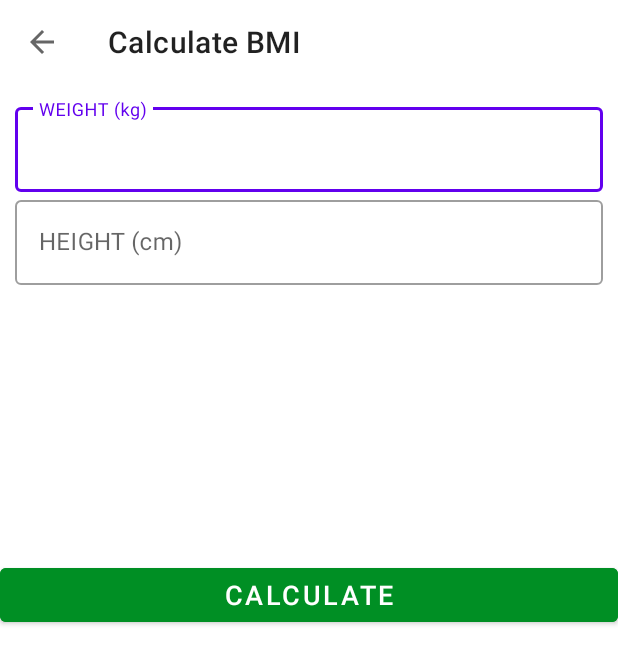
After one commit to a-valitov/SevenMinuteWorkout, an Android app: the BMIActivity screen opened directly, with no data from a screen before it, on a phone screen of 412 x 824 dp. The commit adds this screen. Shown: the top 664 px of the screen. Run offline under Robolectric (Android 15) with nearby library versions, the phone set to English and light mode, and no system bars.

Commit message:
BMI calculations for metric system realized

```diff
--- /dev/null
+++ b/app/src/main/java/com/avalitov/a7minuteworkout/BMIActivity.kt
@@ -0,0 +1,99 @@
+package com.avalitov.a7minuteworkout
+
+import androidx.appcompat.app.AppCompatActivity
+import android.os.Bundle
+import android.view.View
+import android.widget.EditText
+import android.widget.Toast
+import kotlinx.android.synthetic.main.activity_b_m_i.*
+import java.math.BigDecimal
+import java.math.RoundingMode
+
+lateinit var etMetricUnitHeight: EditText
+lateinit var etMetricUnitWeight: EditText
+
+class BMIActivity : AppCompatActivity() {
+    override fun onCreate(savedInstanceState: Bundle?) {
+        super.onCreate(savedInstanceState)
+        setContentView(R.layout.activity_b_m_i)
+
+        etMetricUnitHeight = findViewById(R.id.et_metric_unit_height)
+        etMetricUnitWeight = findViewById(R.id.et_metric_unit_weight)
+
+        setSupportActionBar(toolbar_bmi_activity)
+        val actionBar = supportActionBar
+        if (actionBar != null) {
+            actionBar.setDisplayHomeAsUpEnabled(true)
+            actionBar.title = "Calculate BMI"
+        }
+        toolbar_bmi_activity.setNavigationOnClickListener {
+            onBackPressed()
+        }
+
+        btn_calculate_units.setOnClickListener {
+            if(validateMetricUnits()){
+                val heightValue : Float = etMetricUnitHeight.text.toString().toFloat() / 100    // cm -> m
+                val weightValue : Float = etMetricUnitWeight.text.toString().toFloat()
+
+                val bmi = weightValue / (heightValue * heightValue)
+                displayBMIResult(bmi)
+            } else {
+                Toast.makeText(this@BMIActivity, "Please enter valid values.", Toast.LENGTH_SHORT).show()
+            }
+        }
+
+    }
+
+    private fun validateMetricUnits(): Boolean {
+
+        if(et_metric_unit_height.text.toString().isNullOrEmpty() || et_metric_unit_weight.text.toString().isNullOrEmpty()) {
+            return false
+        }
+
+        if(et_metric_unit_height.text.toString().toInt() == 0) {
+            return false
+        }
+
+        return true
+    }
+
+    private fun displayBMIResult(bmi : Float){
+        val bmiLabel : String
+        val bmiDescription : String
+
+        when{
+            (bmi <= 15f) -> {bmiLabel = "Very severely underweight";
+                bmiDescription="Oops! You really need to take care of yourself! Eat more!"}
+            ((15f < bmi) && (bmi <= 16f)) -> {bmiLabel = "Severely underweight";
+                bmiDescription="Oops! You really need to take care of yourself! Eat more!"}
+            ((16f < bmi) && (bmi <= 18.5f)) -> {bmiLabel = "Underweight";
+                bmiDescription="Oops! You really need to take care of yourself! Eat more!"}
+            ((18.5f < bmi) && (bmi <= 25f)) -> {bmiLabel = "Normal";
+                bmiDescription="Congratulations! You are in a good shape!"}
+            ((25f < bmi) && (bmi <= 30f)) -> {bmiLabel = "Overweight";
+                bmiDescription="Oops! You really need to take care of yourself! Workout!"}
+            ((30f < bmi) && (bmi <= 35f)) -> {bmiLabel = "Obese Class I (Moderately obese)";
+                bmiDescription="Oops! You really need to take care of yourself! Workout!"}
+            ((35f < bmi) && (bmi <= 40f)) -> {bmiLabel = "Obese Class II (Severely obese)";
+                bmiDescription="Oops! You really need to take care of yourself! Workout!"}
+            (bmi > 40f) -> {bmiLabel = "Godzilla";
+                bmiDescription="Dude. No, really, dude."}
+            else -> {bmiLabel = "Something went wrong.";
+                bmiDescription="We couldn't calculate your BMI. Please check the inputs."}
+        }
+
+        tv_your_BMI.visibility = View.VISIBLE
+        tv_BMI_value.visibility = View.VISIBLE
+        tv_BMI_type.visibility = View.VISIBLE
+        tv_BMI_description.visibility = View.VISIBLE
+
+        val bmiValue = BigDecimal(bmi.toDouble()).setScale(2, RoundingMode.HALF_EVEN).toString()
+
+        tv_BMI_value.text = bmiValue
+        tv_BMI_type.text = bmiLabel
+        tv_BMI_description.text = bmiDescription
+
+    }
+
+
+}
--- /dev/null
+++ b/app/src/main/res/layout/activity_b_m_i.xml
@@ -0,0 +1,121 @@
+<?xml version="1.0" encoding="utf-8"?>
+<RelativeLayout xmlns:android="http://schemas.android.com/apk/res/android"
+    xmlns:app="http://schemas.android.com/apk/res-auto"
+    xmlns:tools="http://schemas.android.com/tools"
+    android:layout_width="match_parent"
+    android:layout_height="match_parent"
+    android:orientation="vertical"
+    tools:context=".BMIActivity">
+
+    <androidx.appcompat.widget.Toolbar
+        android:id="@+id/toolbar_bmi_activity"
+        android:layout_width="match_parent"
+        android:layout_height="?android:attr/actionBarSize"
+        android:background="@color/white" />
+
+    <LinearLayout
+        android:id="@+id/ll_BMI_text_inputs"
+        android:layout_width="match_parent"
+        android:layout_height="wrap_content"
+        android:layout_below="@id/toolbar_bmi_activity"
+        android:orientation="vertical"
+        android:padding="10dp" >
+
+        <com.google.android.material.textfield.TextInputLayout
+            android:id="@+id/til_metric_unit_weight"
+            android:layout_width="match_parent"
+            android:layout_height="wrap_content"
+            style="@style/Widget.MaterialComponents.TextInputLayout.OutlinedBox" >
+
+            <com.google.android.material.textfield.TextInputEditText
+                android:id="@+id/et_metric_unit_weight"
+                android:layout_width="match_parent"
+                android:layout_height="wrap_content"
+                android:hint="WEIGHT (kg)"
+                android:inputType="numberDecimal"
+                android:textSize="16sp"
+                />
+
+        </com.google.android.material.textfield.TextInputLayout>
+
+        <com.google.android.material.textfield.TextInputLayout
+            android:id="@+id/til_metric_unit_height"
+            android:layout_width="match_parent"
+            android:layout_height="wrap_content"
+            style="@style/Widget.MaterialComponents.TextInputLayout.OutlinedBox" >
+
+            <com.google.android.material.textfield.TextInputEditText
+                android:id="@+id/et_metric_unit_height"
+                android:layout_width="match_parent"
+                android:layout_height="wrap_content"
+                android:hint="HEIGHT (cm)"
+                android:inputType="numberDecimal"
+                android:textSize="16sp"
+                />
+
+        </com.google.android.material.textfield.TextInputLayout>
+
+    </LinearLayout>
+
+    <LinearLayout
+        android:id="@+id/ll_display_BMI_result"
+        android:layout_width="match_parent"
+        android:layout_height="wrap_content"
+        android:layout_marginTop="25dp"
+        android:layout_below="@id/ll_BMI_text_inputs"
+        android:orientation="vertical"
+        android:visibility="visible"
+        tools:visibility="visible" >
+
+        <TextView
+            android:id="@+id/tv_your_BMI"
+            android:layout_width="match_parent"
+            android:layout_height="wrap_content"
+            android:text="YOUR BMI"
+            android:textAllCaps="true"
+            android:visibility="invisible"
+            android:textSize="16sp" />
+
+        <TextView
+            android:id="@+id/tv_BMI_value"
+            android:layout_width="match_parent"
+            android:layout_height="wrap_content"
+            android:layout_marginTop="5dp"
+            android:gravity="center"
+            android:textSize="18sp"
+            android:textStyle="bold"
+            tools:text="15.00" />
+
+        <TextView
+            android:id="@+id/tv_BMI_type"
+            android:layout_width="match_parent"
+            android:layout_height="wrap_content"
+            android:layout_marginTop="5dp"
+            android:gravity="center"
+            android:textSize="18sp"
+            tools:text="Normal" />
+
+        <TextView
+            android:id="@+id/tv_BMI_description"
+            android:layout_width="match_parent"
+            android:layout_height="wrap_content"
+            android:layout_marginTop="5dp"
+            android:gravity="center"
+            android:textSize="18sp"
+            tools:text="You're fine" />
+
+        <Button
+            android:id="@+id/btn_calculate_units"
+            android:layout_width="match_parent"
+            android:layout_height="wrap_content"
+            android:layout_gravity="bottom"
+            android:layout_marginTop="35dp"
+            android:backgroundTint="@color/colorAccent"
+            android:text="CALCULATE"
+            android:textColor="@color/white"
+            android:textSize="18sp" />
+
+    </LinearLayout>
+
+
+</RelativeLayout>
```
Also changed, not shown: app/src/main/AndroidManifest.xml (+8 -3 lines), app/src/main/java/com/avalitov/a7minuteworkout/MainActivity.kt (+8 -0 lines), app/src/main/res/layout/activity_main.xml (+27 -0 lines).
